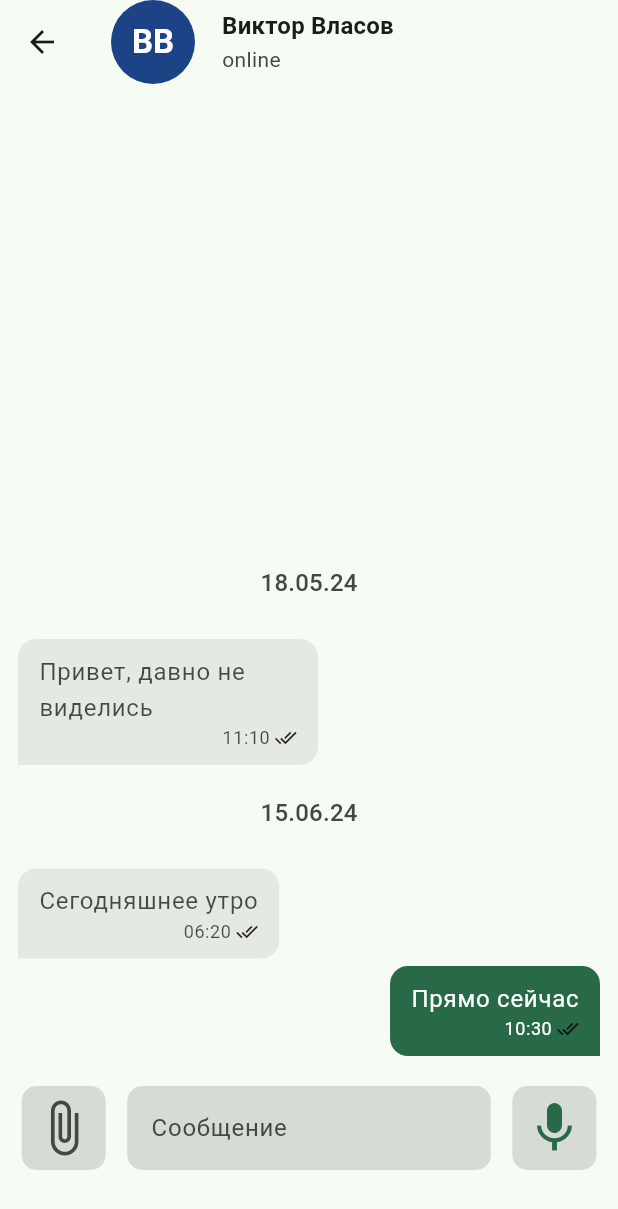
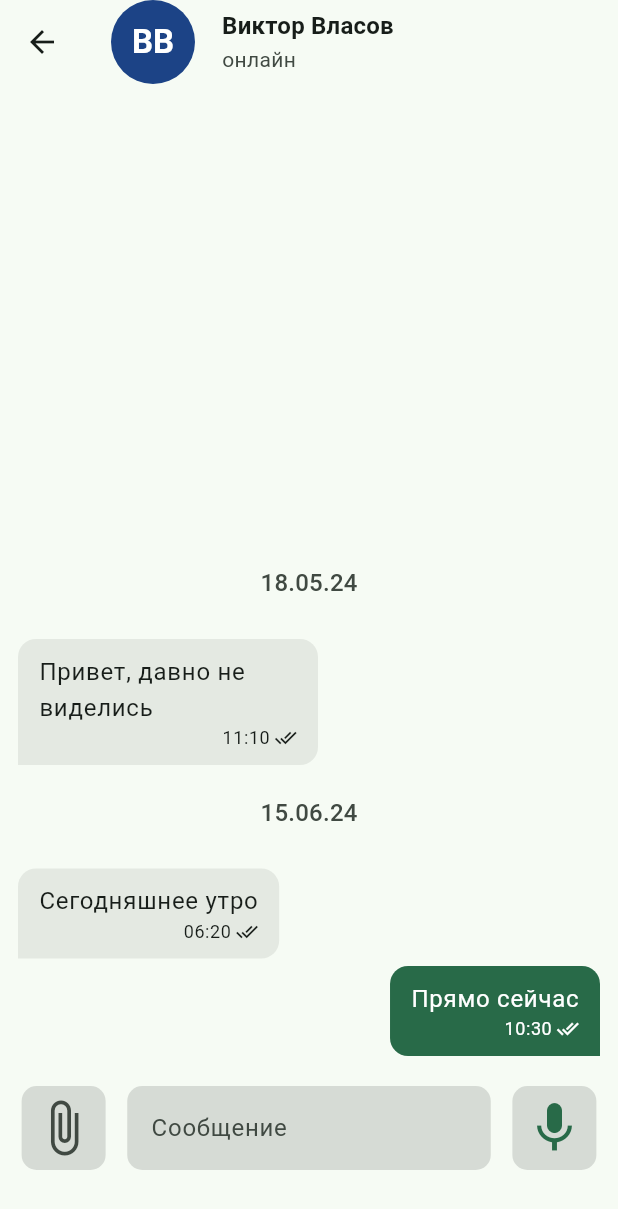
Before and after one commit to IsroilovA/messenger_test_task, a Flutter app: the screen it shows after launch, after a tap on an icon or button, on a phone screen of 412 x 824 dp. Shown: the top 1209 px of the screen. Run offline on Flutter 3.47's test engine with Material 3 defaults, Android fonts, the phone set to English and light mode, and no system bars; our stand-ins replace bloc, equatable, flutter_bloc, get_it, image_picker.

```diff
--- a/lib/chat_screen/chat_screen.dart
+++ b/lib/chat_screen/chat_screen.dart
@@ -39,7 +39,7 @@ class ChatScreen extends StatelessWidget {
                 color: Theme.of(context).colorScheme.onSurface,
                 fontWeight: FontWeight.w600),
           ),
-          subtitle: Text(user.isOnline ? 'online' : 'offline'),
+          subtitle: Text(user.isOnline ? 'онлайн' : 'офлайн'),
         ),
       ),
       body: Padding(
--- a/lib/chat_screen/cubit/chat_cubit.dart
+++ b/lib/chat_screen/cubit/chat_cubit.dart
@@ -68,7 +68,7 @@ class ChatCubit extends Cubit<ChatState> {
       context: context,
       builder: (ctx) => SimpleDialog(
         title: Text(
-          'Choose source',
+          'Выберите источник',
           style: Theme.of(context)
               .textTheme
               .titleLarge!
@@ -106,7 +106,7 @@ class ChatCubit extends Cubit<ChatState> {
                 onPressed: () {
                   Navigator.of(context).pop();
                 },
-                child: const Text('Cancel')),
+                child: const Text('Отмена')),
           )
         ],
       ),
@@ -165,7 +165,7 @@ class ChatCubit extends Cubit<ChatState> {
                 onPressed: () {
                   Navigator.pop(ctx);
                 },
-                child: const Text("Cancel"),
+                child: const Text("Отмена"),
               ),
               IconButton(
                 color: Theme.of(context).colorScheme.primary,
--- a/lib/chat_screen/widgets/chat_messages.dart
+++ b/lib/chat_screen/widgets/chat_messages.dart
@@ -81,7 +81,7 @@ class ChatMessages extends StatelessWidget {
         } else {
           return Center(
             child: Text(
-              "something went wrong",
+              "Что то пошло не так",
               style: Theme.of(context).textTheme.titleLarge!.copyWith(
                     color: Theme.of(context).colorScheme.onSurface,
                   ),
--- a/lib/chat_screen/widgets/message_buble.dart
+++ b/lib/chat_screen/widgets/message_buble.dart
@@ -79,10 +79,7 @@ class MessageBubble extends StatelessWidget {
                         style: Theme.of(context).textTheme.bodyLarge!.copyWith(
                               color: isMe
                                   ? Theme.of(context).colorScheme.onPrimary
-                                  : Theme.of(context)
-                                      .colorScheme
-                                      .onSurface
-                                      .withAlpha(200),
+                                  : Theme.of(context).colorScheme.onSurface,
                             ),
                         softWrap: true,
                       ),
@@ -97,18 +94,16 @@ class MessageBubble extends StatelessWidget {
                               .copyWith(
                                 color: isMe
                                     ? Theme.of(context).colorScheme.onPrimary
-                                    : Theme.of(context)
-                                        .colorScheme
-                                        .onSurface
-                                        .withAlpha(200),
+                                    : Theme.of(context).colorScheme.onSurface,
                               ),
                           softWrap: true,
                         ),
                         const SizedBox(width: 3),
-                        Icon(
-                          message.isRead ? Icons.done_all : Icons.done,
-                          size: 15,
-                        ),
+                        Icon(message.isRead ? Icons.done_all : Icons.done,
+                            size: 15,
+                            color: isMe
+                                ? Theme.of(context).colorScheme.onPrimary
+                                : Theme.of(context).colorScheme.onSurface),
                       ],
                     ),
                   ],
--- a/lib/home_screen/home_screen.dart
+++ b/lib/home_screen/home_screen.dart
@@ -32,6 +32,7 @@ class HomeScreen extends StatelessWidget {
           },
           child: Column(
             children: [
+              //show different text fields according to platforn
               Platform.isIOS
                   ? CupertinoSearchTextField(
                       style: Theme.of(context).textTheme.bodyLarge!.copyWith(
@@ -41,6 +42,11 @@ class HomeScreen extends StatelessWidget {
                       },
                     )
                   : SearchBar(
+                      shadowColor: WidgetStateColor.resolveWith(
+                          (states) => Colors.transparent),
+                      shape: WidgetStateProperty.resolveWith((states) =>
+                          RoundedRectangleBorder(
+                              borderRadius: BorderRadius.circular(15))),
                       hintText: "Поиск",
                       leading: const Icon(Icons.search),
                       onChanged: (value) {
@@ -50,6 +56,7 @@ class HomeScreen extends StatelessWidget {
               const SizedBox(
                 height: 20,
               ),
+              //render list of chats
               BlocBuilder<HomeCubit, HomeState>(
                 builder: (context, state) {
                   if (state is HomeInitial) {
@@ -85,7 +92,7 @@ class HomeScreen extends StatelessWidget {
                   } else {
                     return Center(
                       child: Text(
-                        "something went wrong",
+                        "Что то пошло не так",
                         style: Theme.of(context).textTheme.titleLarge!.copyWith(
                               color: Theme.of(context).colorScheme.onSurface,
                             ),
--- a/lib/main.dart
+++ b/lib/main.dart
@@ -47,6 +47,7 @@ class App extends StatelessWidget {
     return MaterialApp(
       theme: lightTheme, // Applying the light theme
       darkTheme: darkTheme, // Applying the dark theme
+      //provide global bloc
       home: BlocProvider(
         create: (context) => HomeCubit(
           messengerRepository: locator<MessengerRepository>(),
```
Also changed, not shown: 1 other file.
